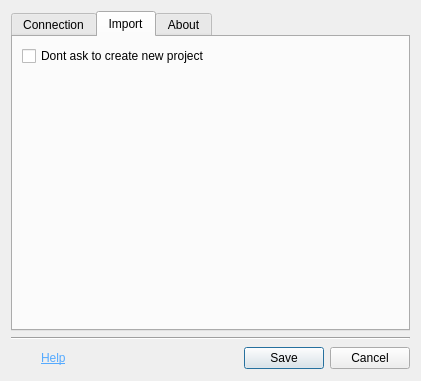
This is megascan_link_python/ui/uiDesign/settings_dialog.ui in Raider-Arts/painter-megascan-link as Qt 5 draws it before an edit. The edited form follows.
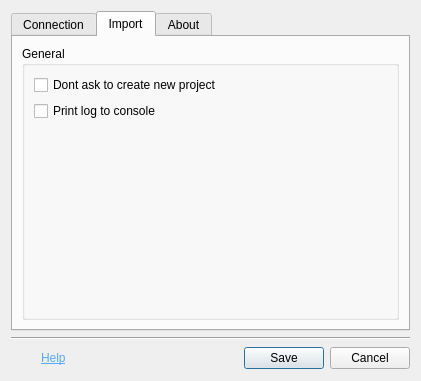
This is the edited form. The open tabs and pages were chosen to show the change.

Commit message: [PYTHON] Updated dialog to expose print to console config option

```diff
--- a/megascan_link_python/ui/uiDesign/settings_dialog.ui
+++ b/megascan_link_python/ui/uiDesign/settings_dialog.ui
@@ -87,6 +87,14 @@
         </attribute>
         <layout class="QVBoxLayout" name="verticalLayout_2">
          <item>
+          <layout class="QVBoxLayout" name="verticalLayout_4">
+           <item>
+            <widget class="QGroupBox" name="groupBox">
+             <property name="title">
+              <string>General</string>
+             </property>
+             <layout class="QVBoxLayout" name="verticalLayout_5">
+              <item>
           <layout class="QFormLayout" name="formLayout_2">
            <item row="0" column="0">
             <widget class="QCheckBox" name="askforproj">
@@ -96,6 +104,18 @@
              <property name="text">
               <string>Dont ask to create new project</string>
              </property>
+                 </widget>
+                </item>
+                <item row="1" column="0">
+                 <widget class="QCheckBox" name="logtoconsole">
+                  <property name="text">
+                   <string>Print log to console</string>
+                  </property>
+                 </widget>
+                </item>
+               </layout>
+              </item>
+             </layout>
             </widget>
            </item>
           </layout>
```
Lines whose indentation alone changed are shown as unchanged. The commit also changes 2 other files.
